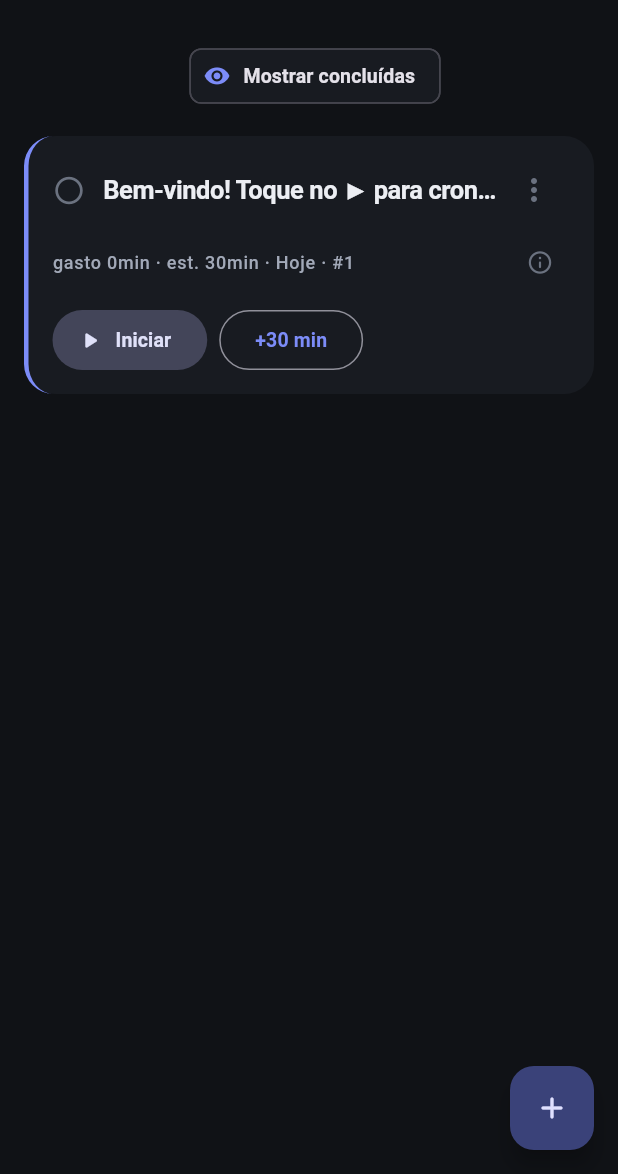
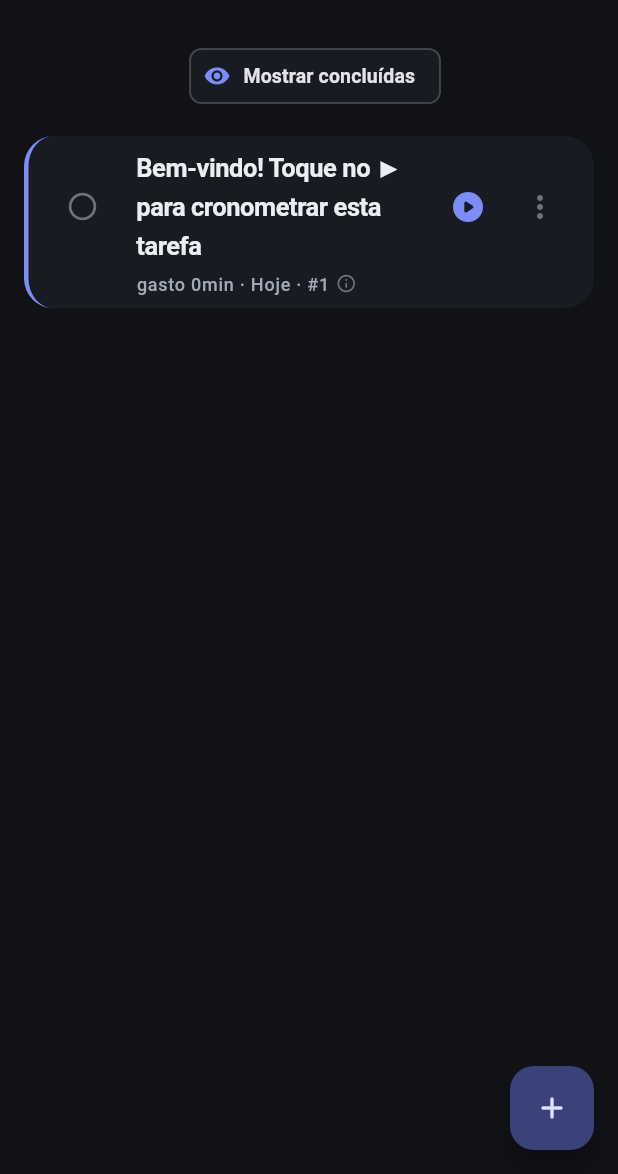
Before and after one commit to leandrorochaadm/meu-tempo-app, a Flutter app: the screen it shows once a user with an empty profile is signed in, on a phone screen of 412 x 824 dp, the part 62-1236 px from its top. Run offline on Flutter 3.47's test engine with Material 3 defaults, Android fonts, the phone set to English and light mode, and no system bars; our stand-ins replace cloud_firestore, equatable, firebase_auth, firebase_core, flutter_bloc, flutter_local_notifications and 6 more; missing offline and left inert: dart:js_interop; accounts and stored records are empty; Roboto replaces fonts that are missing (Manrope).

Commit message:
feat(features->task->presentation): compact PrioritizedLeafTile into two rows
Move the timer to TimerToggleButton and quick add time to the CRUD menu,
drop the estimated time, keep the full title and use
AppDefaults.quickAddTimeMinutes in the task list page.

```diff
--- a/lib/features/task/presentation/pages/task_list_page.dart
+++ b/lib/features/task/presentation/pages/task_list_page.dart
@@ -2,12 +2,12 @@ import 'package:flutter/material.dart';
 import 'package:flutter_bloc/flutter_bloc.dart';
 import 'package:go_router/go_router.dart';
 
+import '../../../../core/constants/app_defaults.dart';
 import '../../../../core/router/routes.dart';
 import '../../../../core/theme/theme_context_extensions.dart';
 import '../../../../core/ui/app_empty_state.dart';
 import '../../../../core/ui/app_list_skeleton.dart';
 import '../../../../core/ui/app_undo_snackbar.dart';
-import '../../../../core/ui/task_timer_actions.dart';
 import '../../../auth/presentation/bloc/auth_bloc.dart';
 import '../../../list/domain/entities/task_list_entity.dart';
 import '../../domain/entities/prioritized_leaf.dart';
@@ -511,7 +511,7 @@ class _PriorityList extends StatelessWidget {
           activeStartedAt: isActive ? activeStartedAt : null,
           today: today,
           onToggleTimer: () => onToggleTimer(leaf, !isActive),
-          onAddTime: () => onAddTime(leaf, TaskTimerActions.quickMinutes),
+          onAddTime: () => onAddTime(leaf, AppDefaults.quickAddTimeMinutes),
           onToggleDone: () => onToggleDone(leaf, !leaf.task.isDone),
           onEdit: () => onEdit(leaf),
           onMove: () => onMove(leaf),
--- a/lib/features/task/presentation/widgets/prioritized_leaf_tile.dart
+++ b/lib/features/task/presentation/widgets/prioritized_leaf_tile.dart
@@ -4,14 +4,16 @@ import '../../../../core/theme/theme_context_extensions.dart';
 import '../../../../core/ui/swipe_action_tile.dart';
 import '../../../../core/ui/task_crud_menu.dart';
 import '../../../../core/ui/task_running_badge.dart';
-import '../../../../core/ui/task_timer_actions.dart';
+import '../../../../core/ui/timer_toggle_button.dart';
 import '../../../../core/utils/formatters/date_formatter.dart';
 import '../../../../core/utils/formatters/duration_formatter.dart';
 import '../../domain/entities/prioritized_leaf.dart';
 import 'priority_info_button.dart';
 
-/// Item da listagem por prioridade: título, subtítulo (mãe › avó), tempo
-/// gasto/estimado, pontuação, cronômetro em 1 toque e menu de CRUD.
+/// Item da listagem por prioridade em 2 linhas: concluir, ancestralidade
+/// (mãe › avó) e título, cronômetro ▶/■ em 1 toque e menu ⋮ (Editar · Mover ·
+/// Somar 30 min · Excluir); abaixo, gasto · prazo · posição, tocável para ver
+/// como a prioridade é calculada.
 class PrioritizedLeafTile extends StatelessWidget {
   const PrioritizedLeafTile({
     super.key,
@@ -53,8 +55,8 @@ class PrioritizedLeafTile extends StatelessWidget {
       onLongPressDelete: onDelete,
       child: Container(
         padding: EdgeInsets.symmetric(
-          horizontal: context.space.lg,
-          vertical: context.space.md,
+          horizontal: context.space.md,
+          vertical: context.space.sm,
         ),
         decoration: BoxDecoration(
           color: isActive ? colors.timerActiveSurface : colors.surface,
@@ -71,14 +73,16 @@ class PrioritizedLeafTile extends StatelessWidget {
           ),
         ),
         child: Column(
+          mainAxisSize: MainAxisSize.min,
           crossAxisAlignment: CrossAxisAlignment.start,
           children: [
             Row(
+              crossAxisAlignment: CrossAxisAlignment.center,
               children: [
-                InkWell(
-                  onTap: onToggleDone,
-                  customBorder: const CircleBorder(),
-                  child: Icon(
+                IconButton(
+                  onPressed: onToggleDone,
+                  tooltip: task.isDone ? 'Reabrir' : 'Concluir',
+                  icon: Icon(
                     task.isDone
                         ? Icons.check_circle_rounded
                         : Icons.circle_outlined,
@@ -98,33 +102,35 @@ class PrioritizedLeafTile extends StatelessWidget {
                           maxLines: 1,
                           overflow: TextOverflow.ellipsis,
                         ),
-                      Text(
-                        task.title,
-                        style: context.text.titleMedium,
-                        maxLines: 1,
-                        overflow: TextOverflow.ellipsis,
-                      ),
+                      Text(task.title, style: context.text.titleMedium),
                     ],
                   ),
                 ),
+                TimerToggleButton(isActive: isActive, onPressed: onToggleTimer),
                 TaskCrudMenu(
                   onEdit: onEdit,
                   onMove: onMove,
                   onDelete: onDelete,
+                  onAddTime: onAddTime,
                 ),
               ],
             ),
             SizedBox(height: context.space.xs),
-            Row(
+            Padding(
+              padding: EdgeInsets.only(
+                left: kMinInteractiveDimension + context.space.md,
+              ),
+              child: Row(
                 children: [
                   if (isActive && activeStartedAt != null) ...[
                     TaskRunningBadge(startedAt: activeStartedAt!),
                     SizedBox(width: context.space.md),
                   ],
                   Expanded(
+                    child: PriorityInfoButton(
+                      breakdown: leaf.breakdown,
                       child: Text(
                         'gasto ${DurationFormatter.hm(task.spentMinutes)}'
-                    ' · est. ${DurationFormatter.hm(task.estimatedMinutes ?? 0)}'
                         ' · ${DateFormatter.relativeLabel(task.dueDate ?? today, today)}'
                         ' · #${leaf.rank}',
                         style: context.text.labelSmall,
@@ -132,14 +138,9 @@ class PrioritizedLeafTile extends StatelessWidget {
                         overflow: TextOverflow.ellipsis,
                       ),
                     ),
-                PriorityInfoButton(breakdown: leaf.breakdown),
+                  ),
                 ],
               ),
-            SizedBox(height: context.space.sm),
-            TaskTimerActions(
-              isActive: isActive,
-              onToggleTimer: onToggleTimer,
-              onAddTime: onAddTime,
             ),
           ],
         ),
```
Also changed, not shown: 2 other files. Lines whose indentation alone changed are shown as unchanged.
